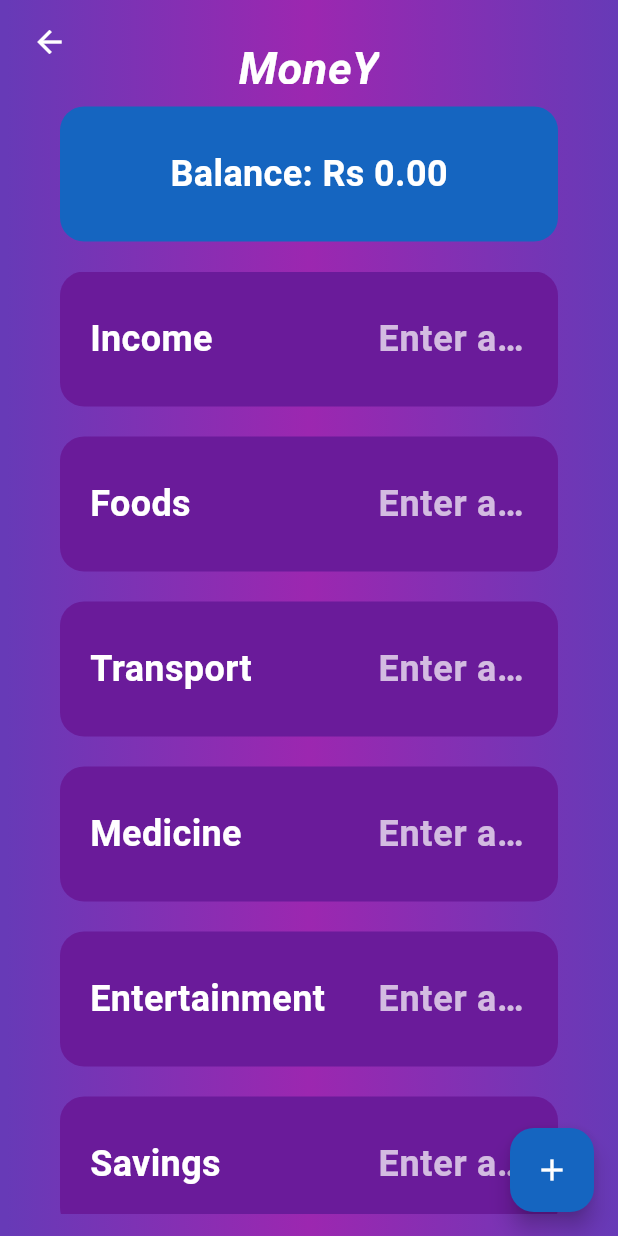
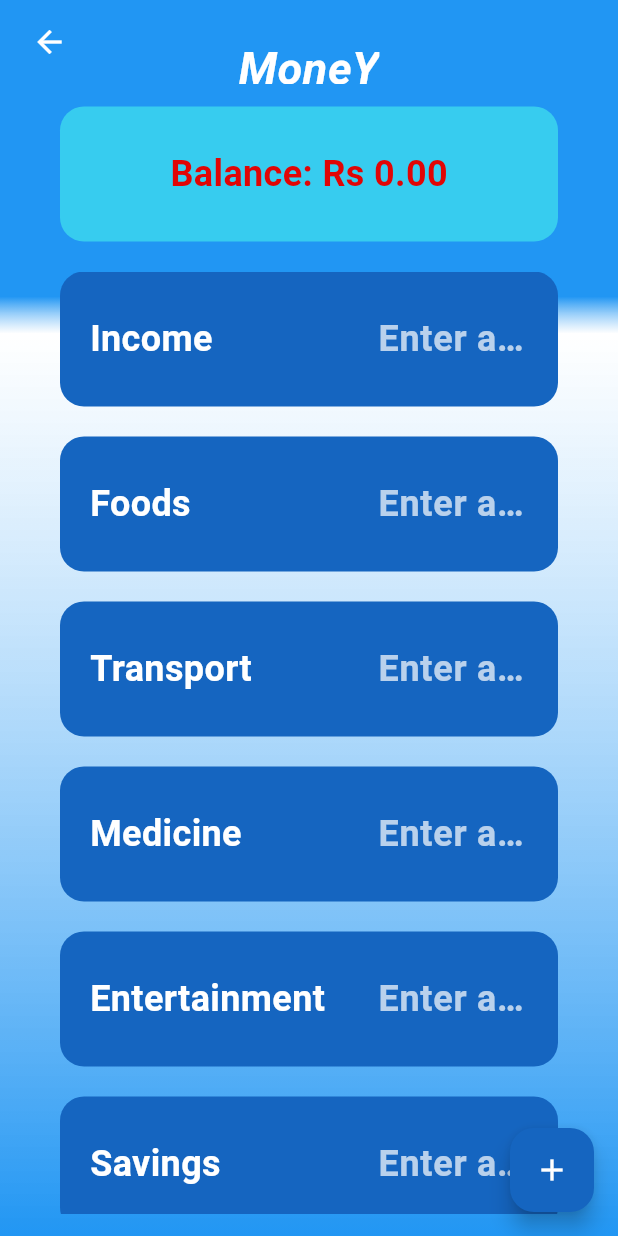
Before and after one commit to Pathirana99/Flutter, a Flutter app: the screen it shows after launch, after a tap on "Manage Your Money", on a phone screen of 412 x 824 dp. Run offline on Flutter 3.47's test engine with Material 3 defaults, Android fonts, the phone set to English and light mode, and no system bars; our stand-ins replace device_preview, shared_preferences.

Commit message:
change them

```diff
--- a/appl/lib/main.dart
+++ b/appl/lib/main.dart
@@ -65,8 +65,8 @@ class _HomeState extends State<Home> {
     {
       'icon': Icons.note_alt_outlined,
       'text': 'Notes',
-      'iconColor': Color(0xFF007BFF),
-      'textColor': Color(0xFF007BFF),
+      'iconColor': Color(0xFF00FFF8),
+      'textColor': Color(0xFF00FFF8),
     },
   ];
 
@@ -81,12 +81,13 @@ class _HomeState extends State<Home> {
 
     return Container(
       decoration: const BoxDecoration(
-        gradient: LinearGradient(
-          colors: [Colors.deepPurple, Colors.purple, Colors.deepPurple],
-          begin: Alignment.centerLeft,
-          end: Alignment.centerRight,
-          stops: [0.01, 0.5, 1],
-        ),
+          gradient: LinearGradient(
+            colors: [Colors.blue,Colors.white70, Colors.blue],
+            begin: Alignment.bottomCenter, // Gradient starts from the bottom
+            end: Alignment.topCenter, // Gradient ends at the top
+            stops: [0, 0.73,0.76], // Adjust stop points to control the gradient's appearance
+          )
+
       ),
       child: Scaffold(
         backgroundColor: Colors.transparent,
@@ -114,8 +115,12 @@ class _HomeState extends State<Home> {
                 decoration: BoxDecoration(
                   color: Colors.transparent,
                   borderRadius: BorderRadius.circular(16),
-                  border: const Border(bottom: BorderSide(color: Colors.white)),
+                  border: Border.all(
+                    color: Colors.white,  // Border color
+                    width: 1.0,           // Border width
+                  ),
                 ),
+
                 child: TextField(
                   onChanged: (value) {
                     setState(() {
@@ -148,7 +153,7 @@ class _HomeState extends State<Home> {
                     return Container(
                       height: 100,
                       decoration: BoxDecoration(
-                        color: Colors.purple.shade800,
+                        color: Colors.blue.shade800,
                         borderRadius: const BorderRadius.only(
                           topLeft: Radius.circular(16),
                           topRight: Radius.circular(16),
@@ -227,7 +232,7 @@ class _HomeState extends State<Home> {
                       child: Container(
                         height: 90,
                         decoration: BoxDecoration(
-                          color: Colors.purple.shade800,
+                          color: Colors.blue.shade600,
                           borderRadius: BorderRadius.circular(16),
                         ),
                         padding: const EdgeInsets.all(10),
--- a/appl/lib/models/second_pages.dart
+++ b/appl/lib/models/second_pages.dart
@@ -19,12 +19,12 @@ class _SecondPageModelsState extends State<SecondPageModels> {
   Widget build(BuildContext context) {
     return Container(
       decoration: const BoxDecoration(
-        gradient: LinearGradient(
-          colors: [Colors.deepPurple, Colors.purple, Colors.deepPurple],
-          begin: Alignment.centerLeft,
-          end: Alignment.centerRight,
-          stops: [0.01, 0.5, 1],
-        ),
+          gradient: LinearGradient(
+            colors: [Colors.blue,Colors.white70, Colors.blue],
+            begin: Alignment.bottomCenter, // Gradient starts from the bottom
+            end: Alignment.topCenter, // Gradient ends at the top
+            stops: [0, 0.73,0.76], // Adjust stop points to control the gradient's appearance
+          )
       ),
       child: Scaffold(
         backgroundColor: Colors.transparent,
--- a/appl/lib/screens/budget_page.dart
+++ b/appl/lib/screens/budget_page.dart
@@ -59,16 +59,16 @@ class _BudgetState extends State<Budget> {
                   child: Container(
                     height: 90,
                     decoration: BoxDecoration(
-                      color: Colors.blue.shade800,
+                      color: Color(0x9846F1EC),
                       borderRadius: BorderRadius.circular(16),
                     ),
+
                     padding: const EdgeInsets.all(10),
                     child: Center(
                       child: Text(
                         'Balance: \Rs ${bal.toStringAsFixed(2)}',
                         style: TextStyle(
-                          color: Colors.white,
-                          fontSize: 24,
+                          color: Color(0xFFE10505),                          fontSize: 24,
                           fontWeight: FontWeight.w600,
                         ),
                       ),
@@ -84,7 +84,7 @@ class _BudgetState extends State<Budget> {
                         child: Container(
                           height: 90,
                           decoration: BoxDecoration(
-                            color: Colors.purple.shade800,
+                            color: Colors.blue.shade800,
                             borderRadius: BorderRadius.circular(16),
                           ),
                           padding: const EdgeInsets.all(10),
```
